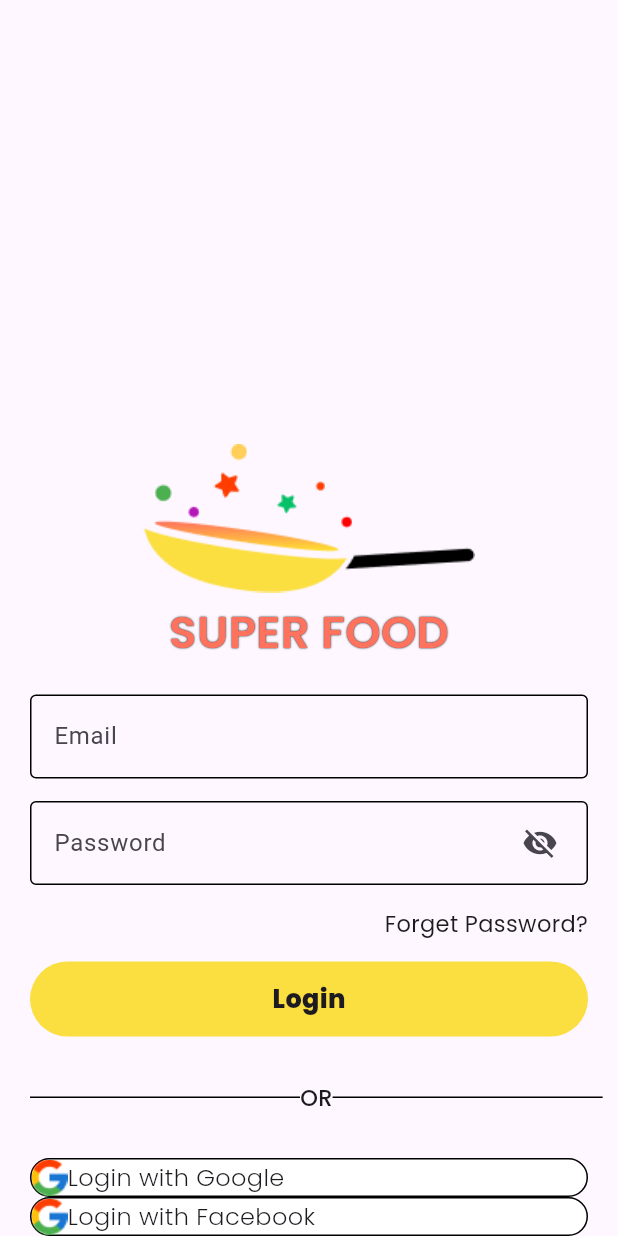
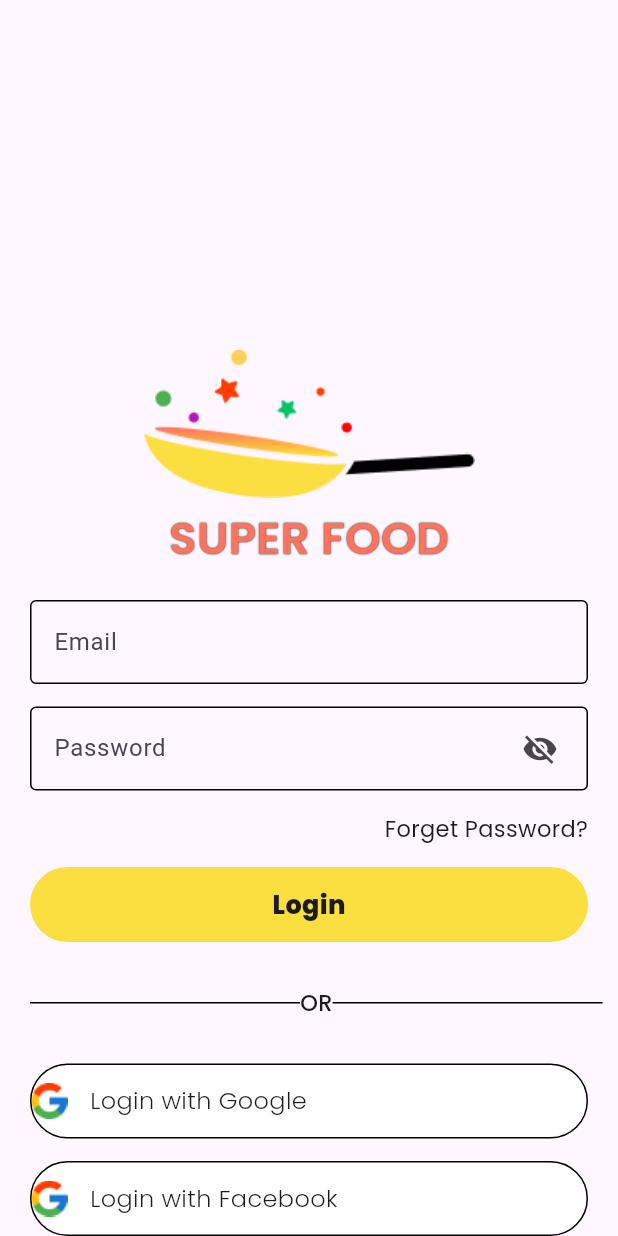
Before and after one commit to MottoMottoBR/superfood, a Flutter app: the screen it shows after launch, on a phone screen of 412 x 824 dp. Run offline on Flutter 3.47's test engine with Material 3 defaults, Android fonts, the phone set to English and light mode, and no system bars; our stand-ins replace google_fonts.

Commit message:
Login Social Network

```diff
--- a/lib/custom_buttom/buttom_transparente.dart
+++ b/lib/custom_buttom/buttom_transparente.dart
@@ -13,18 +13,33 @@ class _ButtomTranparenteState extends State<ButtomTranparente> {
   @override
   Widget build(BuildContext context) {
     return Container(
-
+      height: 50,
       decoration: BoxDecoration(
           color: Colors.white,
           border: Border.all(color: Colors.black, width: 1),
           borderRadius: const BorderRadius.all(Radius.circular(35))),
       child: Row(
         children: [
-          Image.asset('lib/assets/imagens/icon_google.png'),
-          Text(
-            widget.Text,
-            style:
-                GoogleFonts.poppins(fontWeight: FontWeight.w300, fontSize: 16),
+          Row(
+            mainAxisAlignment: MainAxisAlignment.start,
+            children: [
+              Image.asset(
+                'lib/assets/imagens/icon_google.png',
+              ),
+              const SizedBox(
+                width: 15,
+              )
+            ],
+          ),
+          Row(
+            mainAxisAlignment: MainAxisAlignment.end,
+            children: [
+              Text(
+                widget.Text,
+                style: GoogleFonts.poppins(
+                    fontWeight: FontWeight.w300, fontSize: 16),
+              ),
+            ],
           ),
         ],
       ),
--- a/lib/main.dart
+++ b/lib/main.dart
@@ -1,4 +1,8 @@
 import 'package:flutter/material.dart';
+import 'package:superfood/splash_page/splash_page_intro.dart';
+import 'package:superfood/splash_page/splash_page_intro01.dart';
+import 'package:superfood/splash_page/splash_page_intro03.dart';
+import 'package:superfood/splash_page/splash_page_intro04.dart';
 import 'package:superfood/splash_page/welcome_screen.dart';
 
 import 'pages/login_screen.dart';
@@ -17,7 +21,7 @@ class MyApp extends StatelessWidget {
       debugShowCheckedModeBanner: false,
       title: 'Flutter Demo',
       theme: ThemeData(),
-      home: const  LoginScreen(),
+      home:   LoginScreen(),
     );
   }
 }
--- a/lib/pages/login_screen.dart
+++ b/lib/pages/login_screen.dart
@@ -113,6 +113,10 @@ class _LoginScreenState extends State<LoginScreen> {
               ),
               const ButtomTranparente(Text: 'Login with Google',),
 
+              const SizedBox(
+                height: 15,
+              ),
+
               const ButtomTranparente(Text: 'Login with Facebook',),
 
               // logo com Redes Social
```
Also changed, not shown: lib/splash_page/splash_page_intro01.dart (+18 -8 lines).
